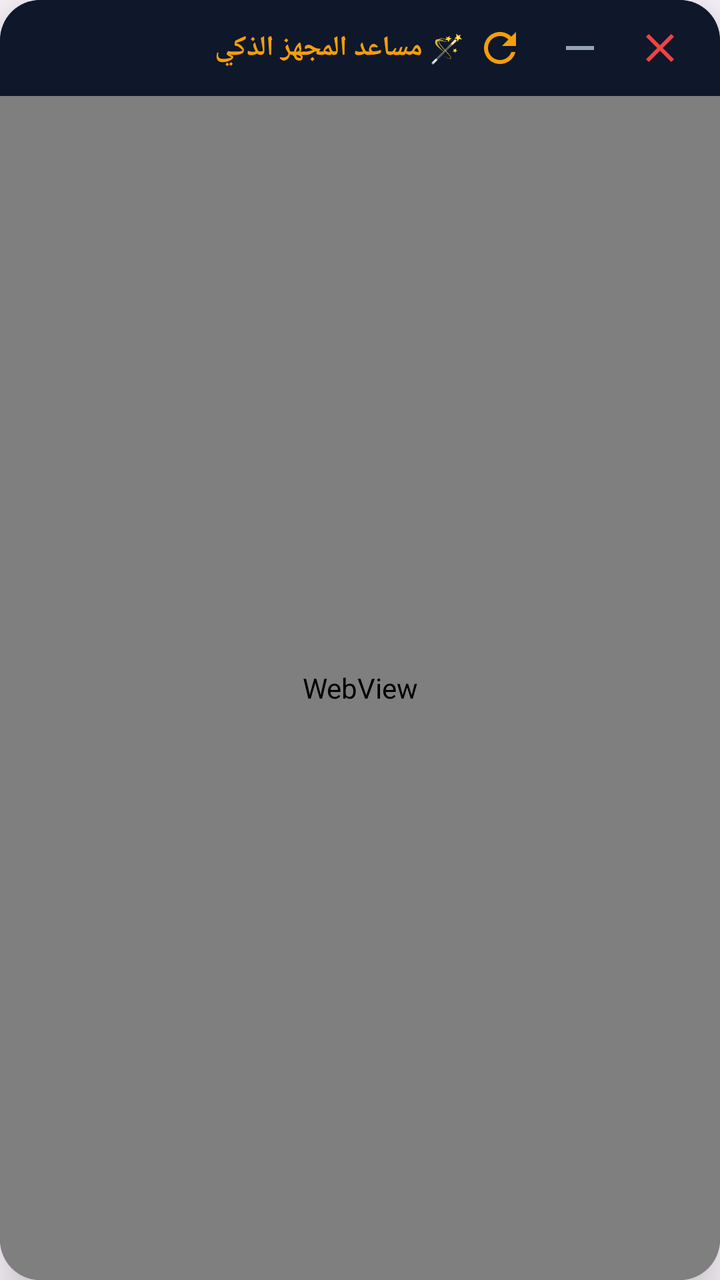
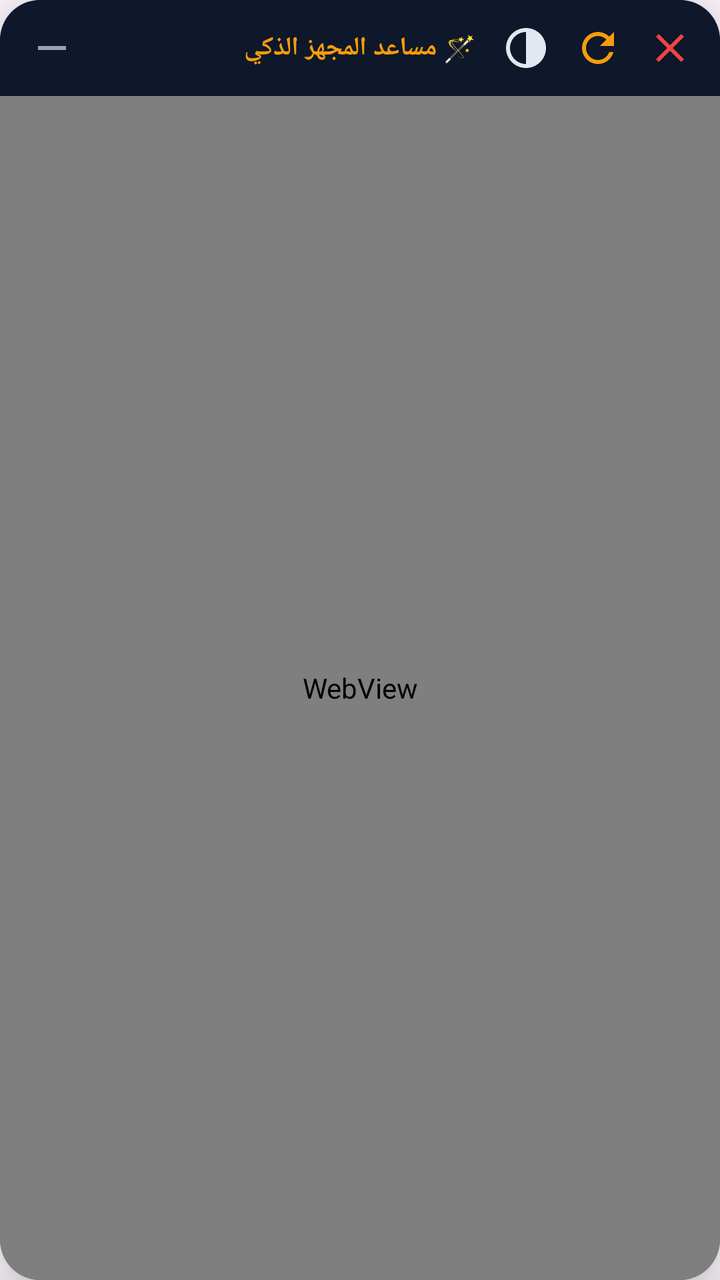

Two renders of the same Android screen: before a commit and after it. Below are the layout's source before the change and the commit's diff.
<!-- AndroidManifest.xml: application theme Theme.AboAkbarAdmin -->
<!-- res/layout/layout_floating_assistant.xml -->
<?xml version="1.0" encoding="utf-8"?>
<LinearLayout xmlns:android="http://schemas.android.com/apk/res/android"
    android:id="@+id/rootFloatingView"
    android:layout_width="match_parent"
    android:layout_height="match_parent"
    android:background="@drawable/bg_floating_panel"
    android:orientation="vertical"
    android:elevation="16dp"
    android:clipToOutline="true">

    
    <LinearLayout
        android:id="@+id/headerLayout"
        android:layout_width="match_parent"
        android:layout_height="48dp"
        android:background="#0F172A"
        android:gravity="center_vertical"
        android:orientation="horizontal"
        android:paddingStart="12dp"
        android:paddingEnd="12dp">

        <TextView
            android:layout_width="0dp"
            android:layout_height="wrap_content"
            android:layout_weight="1"
            android:text="🪄 مساعد المجهز الذكي"
            android:textColor="#F59E0B"
            android:textSize="14sp"
            android:textStyle="bold" />

        
        <ImageButton
            android:id="@+id/btnReload"
            android:layout_width="36dp"
            android:layout_height="36dp"
            android:background="?attr/selectableItemBackgroundBorderless"
            android:src="@drawable/ic_assistant_refresh"
            android:scaleType="centerInside"
            android:contentDescription="تحديث" />

        
        <ImageButton
            android:id="@+id/btnMinimize"
            android:layout_width="36dp"
            android:layout_height="36dp"
            android:layout_marginStart="4dp"
            android:background="?attr/selectableItemBackgroundBorderless"
            android:src="@drawable/ic_assistant_minimize"
            android:scaleType="centerInside"
            android:contentDescription="تصغير" />

        
        <ImageButton
            android:id="@+id/btnClose"
            android:layout_width="36dp"
            android:layout_height="36dp"
            android:layout_marginStart="4dp"
            android:background="?attr/selectableItemBackgroundBorderless"
            android:src="@drawable/ic_assistant_close"
            android:scaleType="centerInside"
            android:contentDescription="إغلاق" />
    </LinearLayout>

    <ProgressBar
        android:id="@+id/progressBar"
        style="?android:attr/progressBarStyleHorizontal"
        android:layout_width="match_parent"
        android:layout_height="3dp"
        android:indeterminate="true"
        android:visibility="gone" />

    
    <WebView
        android:id="@+id/assistantWebView"
        android:layout_width="match_parent"
        android:layout_height="0dp"
        android:layout_weight="1"
        android:background="#020617" />

</LinearLayout>
<!-- resources referenced by this layout -->
<resources>
  <!-- drawable bg_floating_panel (drawable) -->
  <?xml version="1.0" encoding="utf-8"?>
  <shape xmlns:android="http://schemas.android.com/apk/res/android">
      <solid android:color="#0F172A" />
      <corners android:radius="20dp" />
      <stroke android:width="1.5dp" android:color="#334155" />
  </shape>
  <!-- drawable ic_assistant_close (drawable) -->
  <vector xmlns:android="http://schemas.android.com/apk/res/android"
      android:width="24dp"
      android:height="24dp"
      android:viewportWidth="24"
      android:viewportHeight="24">
    <path
        android:fillColor="#EF4444"
        android:pathData="M19,6.41L17.59,5 12,10.59 6.41,5 5,6.41 10.59,12 5,17.59 6.41,19 12,13.41 17.59,19 19,17.59 13.41,12z"/>
  </vector>
  <!-- drawable ic_assistant_minimize (drawable) -->
  <vector xmlns:android="http://schemas.android.com/apk/res/android"
      android:width="24dp"
      android:height="24dp"
      android:viewportWidth="24"
      android:viewportHeight="24">
    <path
        android:fillColor="#94A3B8"
        android:pathData="M19,13H5v-2h14v2z"/>
  </vector>
  <!-- drawable ic_assistant_refresh (drawable) -->
  <vector xmlns:android="http://schemas.android.com/apk/res/android"
      android:width="24dp"
      android:height="24dp"
      android:viewportWidth="24"
      android:viewportHeight="24">
    <path
        android:fillColor="#F59E0B"
        android:pathData="M17.65,6.35C16.2,4.9 14.21,4 12,4c-4.42,0 -7.99,3.58 -7.99,8s3.57,8 7.99,8c3.73,0 6.84,-2.55 7.73,-6h-2.08c-0.82,2.33 -3.04,4 -5.65,4 -3.31,0 -6,-2.69 -6,-6s2.69,-6 6,-6c1.66,0 3.14,0.69 4.22,1.78L13,11h7V4l-2.35,2.35z"/>
  </vector>
  <style name="Theme.AboAkbarAdmin" parent="Theme.Material3.DayNight.NoActionBar">
          <item name="colorPrimary">@color/sky_800</item>
          <item name="colorPrimaryDark">@color/sky_950</item>
          <item name="colorSecondary">@color/cyan_100</item>
          <item name="android:statusBarColor">@color/sky_950</item>
          <item name="android:windowLightStatusBar">false</item>
      </style>
  <color name="sky_800">#075985</color>
  <color name="sky_950">#082F49</color>
  <color name="cyan_100">#CFFAFE</color>
</resources>

<!-- the commit's change to res/layout/layout_floating_assistant.xml (unified diff, before → after) -->
@@ -16,23 +16,50 @@
         android:background="#0F172A"
         android:gravity="center_vertical"
         android:orientation="horizontal"
-        android:paddingStart="12dp"
-        android:paddingEnd="12dp">
+        android:paddingStart="8dp"
+        android:paddingEnd="8dp">
 
+        
+        <ImageButton
+            android:id="@+id/btnMinimize"
+            android:layout_width="36dp"
+            android:layout_height="36dp"
+            android:background="?attr/selectableItemBackgroundBorderless"
+            android:src="@drawable/ic_assistant_minimize"
+            android:scaleType="centerInside"
+            android:contentDescription="تصغير" />
+
+        
         <TextView
+            android:id="@+id/tvAssistantTitle"
             android:layout_width="0dp"
             android:layout_height="wrap_content"
             android:layout_weight="1"
+            android:layout_marginStart="8dp"
+            android:layout_marginEnd="8dp"
             android:text="🪄 مساعد المجهز الذكي"
             android:textColor="#F59E0B"
-            android:textSize="14sp"
-            android:textStyle="bold" />
+            android:textSize="13sp"
+            android:textStyle="bold"
+            android:singleLine="true"
+            android:ellipsize="end" />
+
+        
+        <ImageButton
+            android:id="@+id/btnOpacity"
+            android:layout_width="34dp"
+            android:layout_height="34dp"
+            android:background="?attr/selectableItemBackgroundBorderless"
+            android:src="@drawable/ic_assistant_opacity"
+            android:scaleType="centerInside"
+            android:contentDescription="شفافية" />
 
         
         <ImageButton
             android:id="@+id/btnReload"
-            android:layout_width="36dp"
-            android:layout_height="36dp"
+            android:layout_width="34dp"
+            android:layout_height="34dp"
+            android:layout_marginStart="2dp"
             android:background="?attr/selectableItemBackgroundBorderless"
             android:src="@drawable/ic_assistant_refresh"
             android:scaleType="centerInside"
@@ -40,25 +67,55 @@
 
         
         <ImageButton
-            android:id="@+id/btnMinimize"
-            android:layout_width="36dp"
-            android:layout_height="36dp"
-            android:layout_marginStart="4dp"
-            android:background="?attr/selectableItemBackgroundBorderless"
-            android:src="@drawable/ic_assistant_minimize"
-            android:scaleType="centerInside"
-            android:contentDescription="تصغير" />
-
-        
-        <ImageButton
             android:id="@+id/btnClose"
-            android:layout_width="36dp"
-            android:layout_height="36dp"
-            android:layout_marginStart="4dp"
+            android:layout_width="34dp"
+            android:layout_height="34dp"
+            android:layout_marginStart="2dp"
             android:background="?attr/selectableItemBackgroundBorderless"
             android:src="@drawable/ic_assistant_close"
             android:scaleType="centerInside"
             android:contentDescription="إغلاق" />
+    </LinearLayout>
+
+    
+    <LinearLayout
+        android:id="@+id/opacityControlLayout"
+        android:layout_width="match_parent"
+        android:layout_height="wrap_content"
+        android:background="#1E293B"
+        android:orientation="horizontal"
+        android:gravity="center_vertical"
+        android:paddingStart="12dp"
+        android:paddingEnd="12dp"
+        android:paddingTop="6dp"
+        android:paddingBottom="6dp"
+        android:visibility="gone">
+
+        <TextView
+            android:id="@+id/tvOpacityValue"
+            android:layout_width="wrap_content"
+            android:layout_height="wrap_content"
+            android:text="100%"
+            android:textColor="#38BDF8"
+            android:textSize="12sp"
+            android:textStyle="bold"
+            android:minWidth="38dp" />
+
+        <SeekBar
+            android:id="@+id/seekBarOpacity"
+            android:layout_width="0dp"
+            android:layout_height="wrap_content"
+            android:layout_weight="1"
+            android:max="100"
+            android:progress="100" />
+
+        <TextView
+            android:layout_width="wrap_content"
+            android:layout_height="wrap_content"
+            android:text="الشفافية"
+            android:textColor="#94A3B8"
+            android:textSize="11sp"
+            android:textStyle="bold" />
     </LinearLayout>
 
     <ProgressBar
<!-- resource entries referenced after the edit -->
@@ -27,6 +27,16 @@
         android:fillColor="#94A3B8"
         android:pathData="M19,13H5v-2h14v2z"/>
   </vector>
+  <!-- drawable ic_assistant_opacity (drawable) -->
+  <vector xmlns:android="http://schemas.android.com/apk/res/android"
+      android:width="24dp"
+      android:height="24dp"
+      android:viewportWidth="24"
+      android:viewportHeight="24">
+      <path
+          android:fillColor="#E2E8F0"
+          android:pathData="M12,2C6.48,2 2,6.48 2,12s4.48,10 10,10 10,-4.48 10,-10S17.52,2 12,2zM12,20c-4.41,0 -8,-3.59 -8,-8s3.59,-8 8,-8v16z"/>
+  </vector>
   <!-- drawable ic_assistant_refresh (drawable) -->
   <vector xmlns:android="http://schemas.android.com/apk/res/android"
       android:width="24dp"
